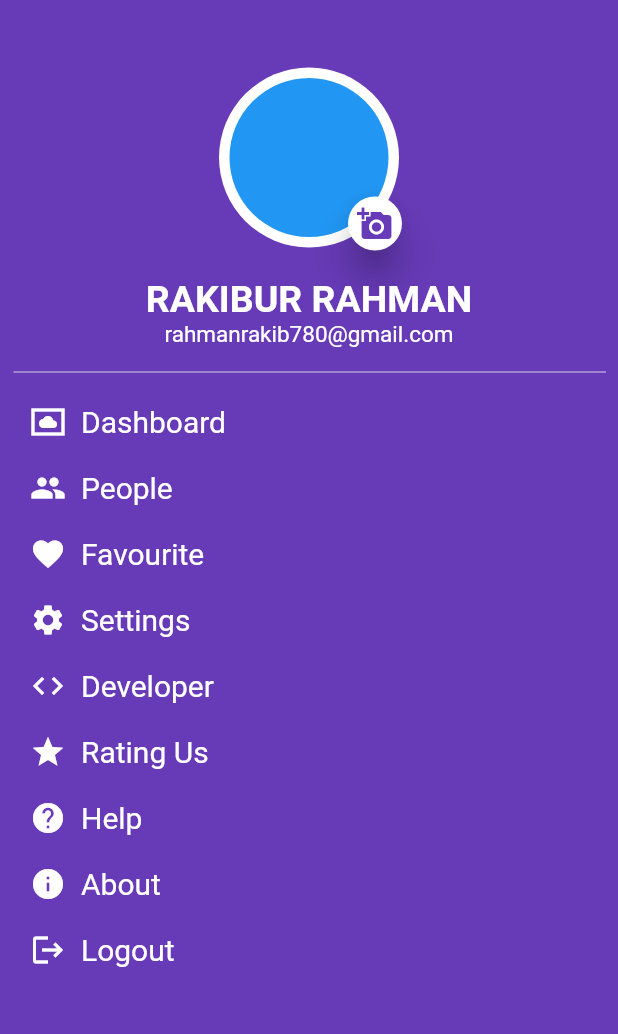
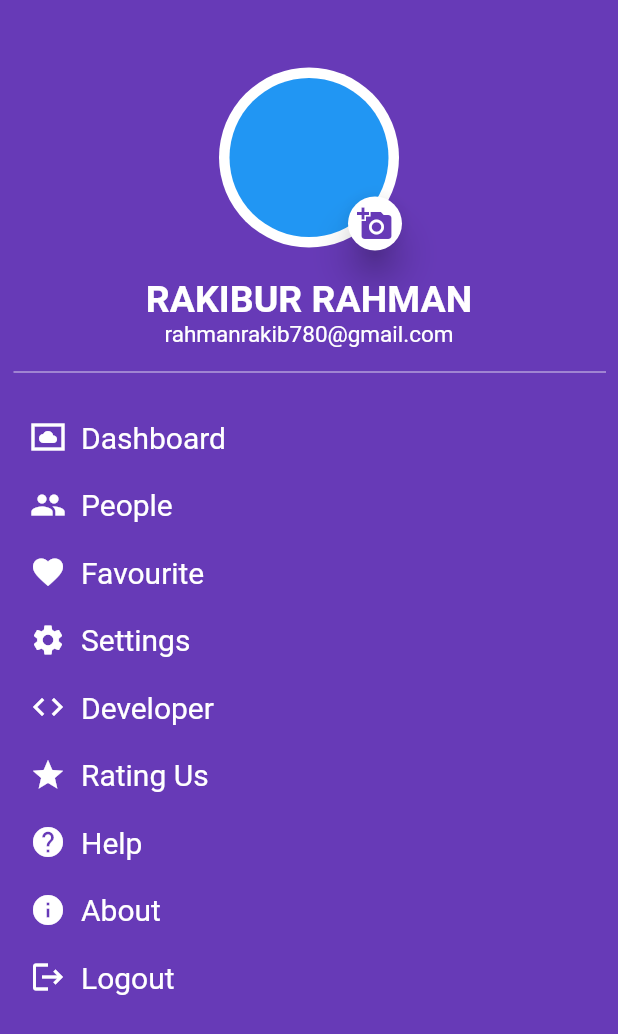
Before and after one commit to rakibur557/Firebase_with_Flutter, a Flutter app: the DrawerScreen screen opened directly, on a phone screen of 412 x 824 dp. Shown: the top 1034 px of the screen. Run offline on Flutter 3.47's test engine with Material 2 defaults, Android fonts, the phone set to English and light mode, and no system bars; our stand-ins replace animated_splash_screen, firebase_auth, firebase_core, flutter_zoom_drawer, google_sign_in, image_picker; accounts and stored records are empty.

Commit message:
update drawer

```diff
--- a/simple/lib/pages/HomeScreen.dart
+++ b/simple/lib/pages/HomeScreen.dart
@@ -97,8 +97,7 @@ class _DrawerScreenState extends State<DrawerScreen> {
                     child: RawMaterialButton(
                       elevation: 10,
                       fillColor: Colors.white,
-                      child:
-                          Icon(Icons.add_a_photo, color: Colors.deepPurple),
+                      child: Icon(Icons.add_a_photo, color: Colors.deepPurple),
                       shape: CircleBorder(),
                       onPressed: () {
                         showDialog(
@@ -190,26 +189,35 @@ class _DrawerScreenState extends State<DrawerScreen> {
             ),
             Padding(
               padding: const EdgeInsets.all(8.0),
-              child: Divider(color: Colors.white, thickness: 0.5,indent: 1),
+              child: Divider(color: Colors.white, thickness: 0.5, indent: 1),
             ),
-            SizedBox(height: 5,),
-            drawerList(Icons.settings_system_daydream_sharp, 'Dashboard'),
-            SizedBox(height: 20,),
-            drawerList(Icons.people, 'People'),
-            SizedBox(height: 20,),
-            drawerList(Icons.favorite, 'Favourite'),
-            SizedBox(height: 20,),
-            drawerList(Icons.settings, 'Settings'),
-            SizedBox(height: 20,),
-            drawerList(Icons.code, 'Developer'),
-            SizedBox(height: 20,),
-            drawerList(Icons.star, 'Rating Us'),
-            SizedBox(height: 20,),
-            drawerList(Icons.help, 'Help'),
-            SizedBox(height: 20,),
-            drawerList(Icons.info, 'About'),
-            SizedBox(height: 20,),
-            drawerList(Icons.logout, 'Logout'),
+            SizedBox(
+              height: 5,
+            ),
+            InkWell(
+                onTap: () {},
+                splashColor: Colors.blueAccent,
+                child: drawerList(
+                    Icons.settings_system_daydream_sharp, 'Dashboard')),
+            InkWell(
+                onTap: () {},
+                splashColor: Colors.blueAccent,
+                child: drawerList(Icons.people, 'People')),
+            //
+            InkWell(onTap: () {},
+                splashColor: Colors.blueAccent,child: drawerList(Icons.favorite, 'Favourite')),
+            InkWell(onTap: () {},
+                splashColor: Colors.blueAccent,child: drawerList(Icons.settings, 'Settings')),
+            InkWell(onTap: () {},
+                splashColor: Colors.blueAccent,child: drawerList(Icons.code, 'Developer')),
+            InkWell(onTap: () {},
+                splashColor: Colors.blueAccent,child: drawerList(Icons.star, 'Rating Us')),
+            InkWell(onTap: () {},
+                splashColor: Colors.blueAccent,child: drawerList(Icons.help, 'Help')),
+            InkWell(onTap: () {},
+                splashColor: Colors.blueAccent,child: drawerList(Icons.info, 'About')),
+            InkWell(onTap: () {},
+        splashColor: Colors.blueAccent,child: drawerList(Icons.logout, 'Logout')),
           ],
         ),
       ),
@@ -218,17 +226,21 @@ class _DrawerScreenState extends State<DrawerScreen> {
 
   Widget drawerList(IconData icon, String text) {
     return Container(
+      height: 45,
       margin: EdgeInsets.only(left: 20),
       child: Row(
         children: [
-          Icon(icon,color: Colors.white),
+          Icon(icon, color: Colors.white),
           SizedBox(
             width: 10,
           ),
-          Text(text, style: TextStyle(
-            color: Colors.white,
-            fontSize: 20,
-          ),),
+          Text(
+            text,
+            style: TextStyle(
+              color: Colors.white,
+              fontSize: 20,
+            ),
+          ),
         ],
       ),
     );
```
